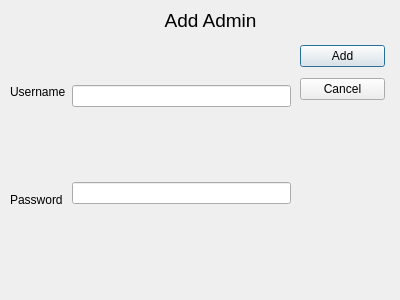
LALA09-erha/QtCreator-SystemKp, file KP/addadmin.ui: the form before one commit.
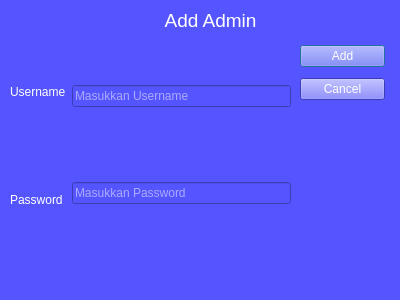
The form after the commit.

```diff
--- a/KP/addadmin.ui
+++ b/KP/addadmin.ui
@@ -11,7 +11,12 @@
    </rect>
   </property>
   <property name="windowTitle">
-   <string>Dialog</string>
+   <string>Add Admin</string>
+  </property>
+  <property name="styleSheet">
+   <string notr="true">color: rgb(255, 255, 255);
+border-color: rgb(255, 255, 255);
+background-color: rgb(85, 85, 255);</string>
   </property>
   <widget class="QWidget" name="layoutWidget">
    <property name="geometry">
@@ -50,13 +55,28 @@
        <number>30</number>
       </property>
       <item>
-       <widget class="QLineEdit" name="username"/>
+       <widget class="QLineEdit" name="username">
+        <property name="styleSheet">
+         <string notr="true">color: rgb(255, 255, 255);
+border-color: rgb(255, 255, 255);</string>
+        </property>
+        <property name="placeholderText">
+         <string>Masukkan Username</string>
+        </property>
+       </widget>
       </item>
       <item>
        <widget class="QLineEdit" name="password">
+        <property name="styleSheet">
+         <string notr="true">color: rgb(255, 255, 255);
+border-color: rgb(255, 255, 255);</string>
+        </property>
         <property name="echoMode">
          <enum>QLineEdit::Password</enum>
         </property>
+        <property name="placeholderText">
+         <string>Masukkan Password</string>
+        </property>
        </widget>
       </item>
      </layout>
@@ -96,6 +116,10 @@
    <layout class="QVBoxLayout" name="verticalLayout_6">
     <item>
      <widget class="QPushButton" name="add_admin">
+      <property name="styleSheet">
+       <string notr="true">color: rgb(255, 255, 255);
+border-color: rgb(255, 255, 255);</string>
+      </property>
       <property name="text">
        <string>Add</string>
       </property>
@@ -106,6 +130,10 @@
     </item>
     <item>
      <widget class="QPushButton" name="cancel_2">
+      <property name="styleSheet">
+       <string notr="true">color: rgb(255, 255, 255);
+border-color: rgb(255, 255, 255);</string>
+      </property>
       <property name="text">
        <string>Cancel</string>
       </property>
```
